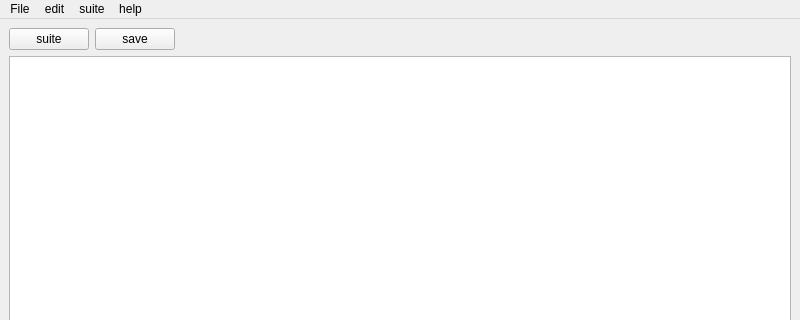
Above: GUI/tree_view/tree_view.ui from FengYusheng/MyUtils before the change; both pictures show x 0 to 800 and y 0 to 320 of the 800 by 593 pixel window. Below: the same form after it.
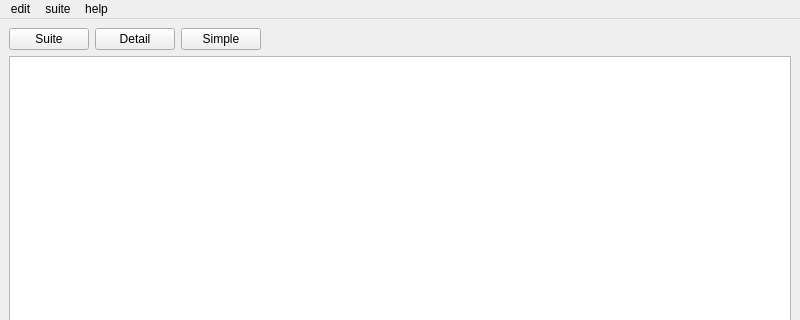
That is the form after the change.

Commit message: improve pm view and artist view

```diff
--- a/GUI/tree_view/tree_view.ui
+++ b/GUI/tree_view/tree_view.ui
@@ -20,14 +20,21 @@
       <item>
        <widget class="QPushButton" name="suiteButton">
         <property name="text">
-         <string>suite</string>
+         <string>Suite</string>
         </property>
        </widget>
       </item>
       <item>
        <widget class="QPushButton" name="pushButton_2">
         <property name="text">
-         <string>save</string>
+         <string>Detail</string>
+        </property>
+       </widget>
+      </item>
+      <item>
+       <widget class="QPushButton" name="simpleButton">
+        <property name="text">
+         <string>Simple</string>
         </property>
        </widget>
       </item>
@@ -57,14 +64,9 @@
      <x>0</x>
      <y>0</y>
      <width>800</width>
-     <height>28</height>
+     <height>21</height>
     </rect>
    </property>
-   <widget class="QMenu" name="menuFile">
-    <property name="title">
-     <string>File</string>
-    </property>
-   </widget>
    <widget class="QMenu" name="menuHelp">
     <property name="title">
      <string>edit</string>
@@ -80,7 +82,6 @@
      <string>help</string>
     </property>
    </widget>
-   <addaction name="menuFile"/>
    <addaction name="menuHelp"/>
    <addaction name="menusuite"/>
    <addaction name="menuhelp"/>
```
Left out of the diff: 8 changed lines with no effect on the pictures. The commit also changes 8 other files.
